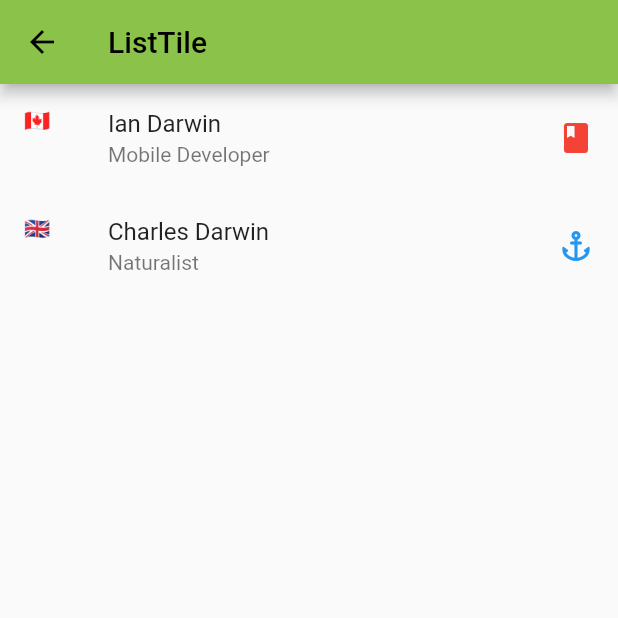
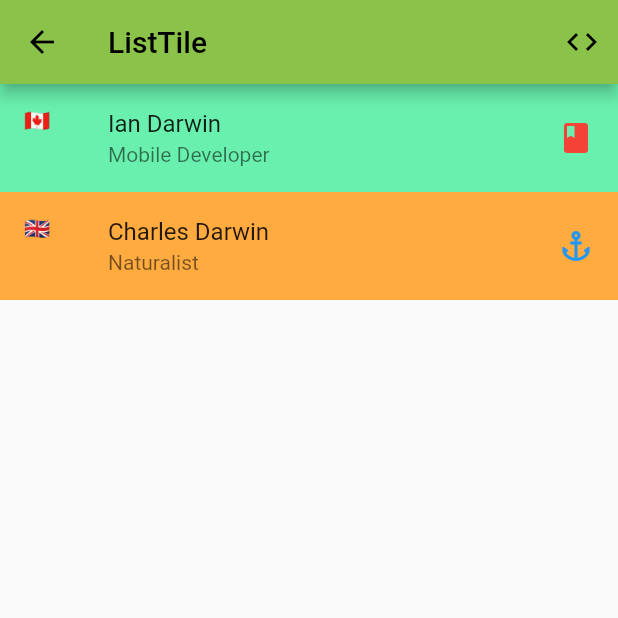
Before and after one commit to IanDarwin/flowcase, a Flutter app: the screen it shows after launch, after a tap on "ListTile Demo", on a phone screen of 412 x 824 dp, the top half of it. Run offline on Flutter 3.47's test engine with Material 2 defaults, Android fonts, the phone set to English and light mode, and no system bars; our stand-ins replace flutter_html, flutter_settings_screens.

Commit message:
Add <> button to show source code for most demos.
Wrapper takes a 3rd positional argument, filename, to display code,
just done with rootBungle.loadString("lib/$filename.dart").
Add these throughout main, and in Drawer where applicable.
Split alert into alertWidgetChild and plain alert (string text).
All made possible by adding "- lib" to assets: in pubspec.yaml.

```diff
--- a/lib/list_demos.dart
+++ b/lib/list_demos.dart
@@ -93,7 +93,7 @@ class ListDemosState extends State<ListDemos> {
   }
 
   // The PopupMenuItem.onTap does its own Navigator.pop,
-  // so we use Future.delayed() to "delay" arount the pop.
+  // so we use Future.delayed() to "delay" around the pop.
   _edit(context) async {
     debugPrint("Edit");
     Future.delayed(
--- a/lib/list_tile_demo.dart
+++ b/lib/list_tile_demo.dart
@@ -11,6 +11,7 @@ class ListTileDemos extends StatelessWidget {
           leading: Text('🇨🇦'),
           title: Text("Ian Darwin"),
           subtitle: Text("Mobile Developer"),
+          tileColor: Colors.greenAccent,
           trailing:
               Icon(Icons.book,
                 color: Colors.red,
@@ -20,6 +21,7 @@ class ListTileDemos extends StatelessWidget {
           leading: Text('🇬🇧'),
           title: Text("Charles Darwin"),
           subtitle: Text("Naturalist"),
+          tileColor: Colors.orangeAccent,
           trailing:
                 Icon(Icons.anchor_rounded,
                   color: Colors.blue,
--- a/lib/nav_drawer.dart
+++ b/lib/nav_drawer.dart
@@ -43,7 +43,7 @@ class NavDrawer extends StatelessWidget {
               title: const Text('About FlowCase'),
               onTap: () => {
                 Navigator.push(context, MaterialPageRoute(
-                  builder: (context) => const Wrapper('About FlowCase', About())))
+                  builder: (context) => const Wrapper('About FlowCase', About(), 'about')))
               }
             ),
           ]),
--- a/lib/wrapper.dart
+++ b/lib/wrapper.dart
@@ -1,16 +1,29 @@
 import 'package:flutter/material.dart';
+import 'package:flutter/services.dart';
+
+import 'dialog_demos.dart';
 
 // Simple Wrapper to provide app-bar with back button
 // to demonstrate widgets that can then be self-contained.
 class Wrapper extends StatelessWidget {
   final String title;
   final Widget demo;
-  const Wrapper(this.title, this.demo, {super.key});
+  final fileName;
+  const Wrapper(this.title, this.demo, this.fileName, {super.key});
   @override
   Widget build(BuildContext context) {
     return Scaffold(
         appBar: AppBar(
           title: Text(title),
+          actions: [
+            IconButton(icon: const Icon(Icons.code),
+              onPressed: () async {
+                Future<String> code = rootBundle.loadString("lib/$fileName.dart");
+                code.then((s) =>
+                  alertWidgetChild(context, SingleChildScrollView(child: Text(s)), title: "Code"));
+              },
+            )
+          ],
         ),
         body: demo,
     );
--- a/pubspec.yaml
+++ b/pubspec.yaml
@@ -27,6 +27,7 @@ flutter:
   uses-material-design: true
   assets:
     - images/
+    - lib/
 
 flutter_icons:
   android: true
```
Also changed, not shown: lib/dialog_demos.dart (+6 -3 lines), lib/main.dart (+16 -16 lines), 1 other file.
